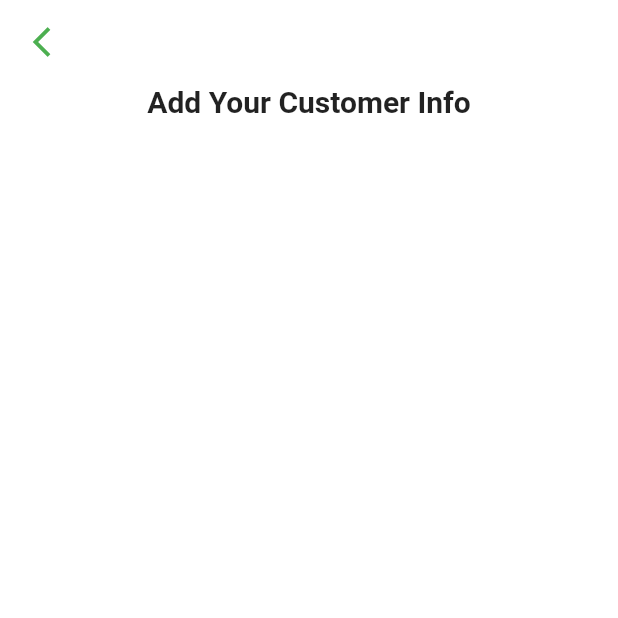
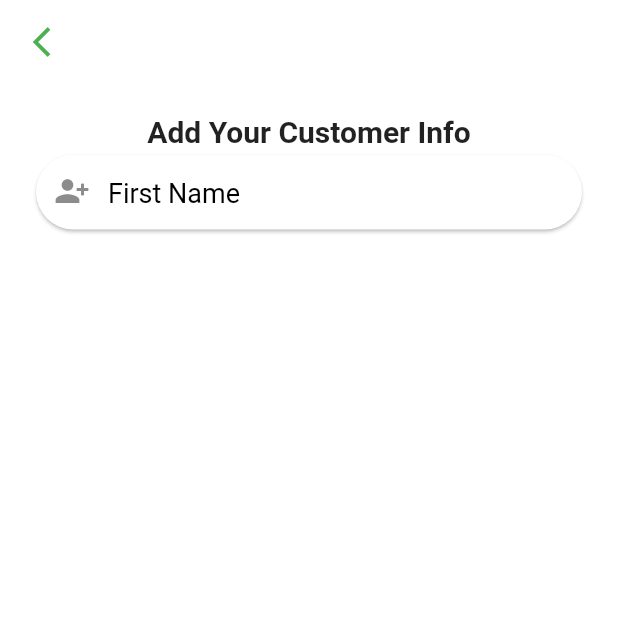
Before and after one commit to Olivi-tech/tailorApp, a Flutter app: the AddItemPractice screen opened directly, on a phone screen of 412 x 824 dp, the top half of it. Run offline on Flutter 3.47's test engine with Material 2 defaults, Android fonts, the phone set to English and light mode, and no system bars; our stand-ins replace awesome_dialog, cloud_firestore, firebase_auth, firebase_core, font_awesome_flutter, google_sign_in and 1 more; missing offline and left inert: flutter_facebook_auth; accounts and stored records are empty; network calls fail.

```diff
--- a/lib/screens/add_item_practice.dart
+++ b/lib/screens/add_item_practice.dart
@@ -1,4 +1,7 @@
 import 'package:flutter/material.dart';
+import 'package:flutter/services.dart';
+
+import '../utils/widgets.dart';
 
 class AddItemPractice extends StatelessWidget {
   const AddItemPractice({Key? key}) : super(key: key);
@@ -6,7 +9,7 @@ class AddItemPractice extends StatelessWidget {
   @override
   Widget build(BuildContext context) {
     return Scaffold(
-      backgroundColor: Colors.white,
+      backgroundColor: Colors.white70.withAlpha(250),
       appBar: AppBar(
         backgroundColor: Colors.transparent,
         elevation: 0.0,
@@ -20,12 +23,34 @@ class AddItemPractice extends StatelessWidget {
       ),
       body: SafeArea(
         child: Center(
-          child: Column(children: const [
-            Text(
-              'Add Your Customer Info',
-              style: TextStyle(fontWeight: FontWeight.bold, fontSize: 20),
-            ),
-          ]),
+          child: Padding(
+            padding: const EdgeInsets.symmetric(vertical: 20.0, horizontal: 20),
+            child: Column(children: [
+              const Text(
+                'Add Your Customer Info',
+                style: TextStyle(fontWeight: FontWeight.bold, fontSize: 20),
+              ),
+              Card(
+                elevation: 1,
+                shape: RoundedRectangleBorder(
+                    borderRadius: BorderRadius.circular(50)),
+                color: Colors.white,
+                child: TextFormField(
+                    cursorColor: Colors.black,
+                    decoration: const InputDecoration(
+                      constraints: BoxConstraints(maxHeight: 50, minHeight: 50),
+                      hintStyle: TextStyle(fontSize: 18, color: Colors.black),
+                      hintText: 'First Name',
+                      prefixIcon: Icon(Icons.person_add_alt_1),
+                      border: InputBorder.none,
+                      contentPadding: EdgeInsets.only(left: 20, top: 15),
+                    ),
+                    validator: (value) {
+                      return CommonWidgets.customValidator('$value');
+                    }),
+              ),
+            ]),
+          ),
         ),
       ),
     );
```
Also changed, not shown: lib/account_creations/login.dart (+18 -46 lines), lib/account_creations/sign_up.dart (+6 -4 lines), lib/screens/add_customer.dart (+4 -3 lines), lib/screens/dashboard.dart (+5 -3 lines), lib/utils/widgets.dart (+20 -9 lines).
